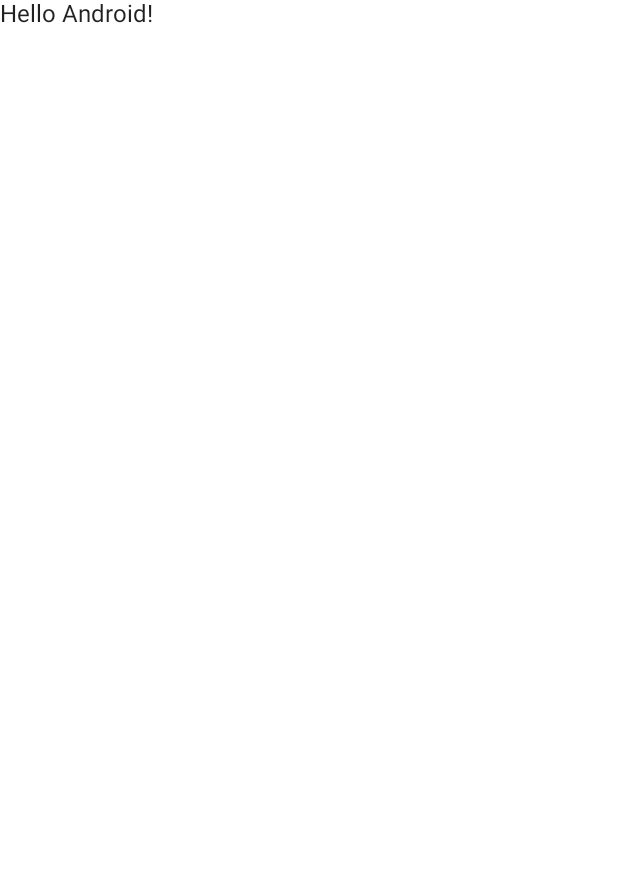
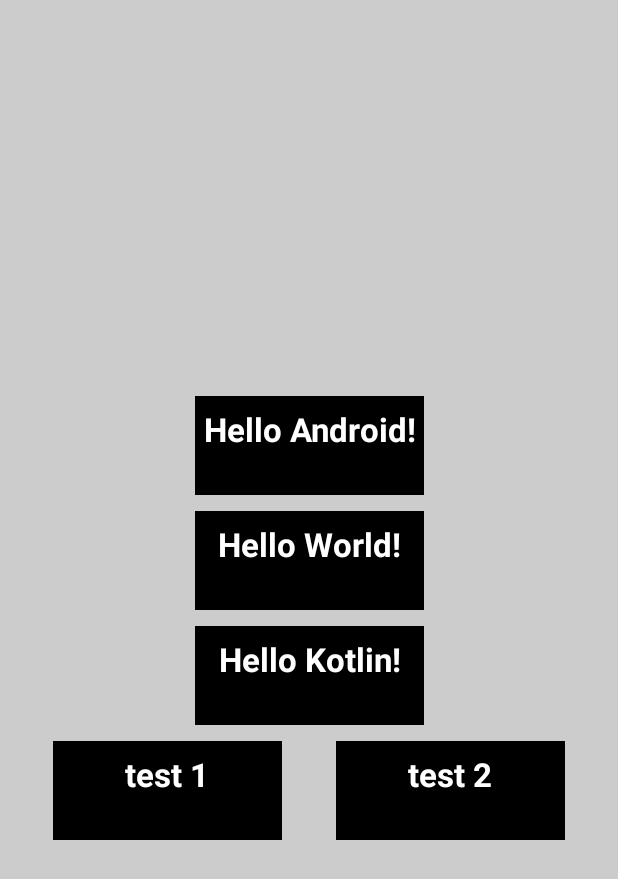
Before and after one commit to cgtyinyrt/ComposeIntro, an Android app built with Jetpack Compose: the screen it shows after launch (MainActivity), on a phone screen of 412 x 824 dp. Before the commit the part shown is almost empty. Shown: the top 879 px of the screen. Run offline under Robolectric (Android 15) with nearby library versions, the phone set to English and light mode, and no system bars.

Commit message:
MainActivity.kt update.

```diff
--- a/app/src/main/java/com/example/composeintro/MainActivity.kt
+++ b/app/src/main/java/com/example/composeintro/MainActivity.kt
@@ -3,41 +3,76 @@ package com.example.composeintro
 import android.os.Bundle
 import androidx.activity.ComponentActivity
 import androidx.activity.compose.setContent
-import androidx.compose.foundation.layout.fillMaxSize
-import androidx.compose.material.MaterialTheme
-import androidx.compose.material.Surface
+import androidx.compose.foundation.background
+import androidx.compose.foundation.clickable
+import androidx.compose.foundation.layout.*
 import androidx.compose.material.Text
 import androidx.compose.runtime.Composable
+import androidx.compose.ui.Alignment
 import androidx.compose.ui.Modifier
+import androidx.compose.ui.graphics.Color
+import androidx.compose.ui.text.font.FontWeight
+import androidx.compose.ui.text.style.TextAlign
 import androidx.compose.ui.tooling.preview.Preview
-import com.example.composeintro.ui.theme.ComposeIntroTheme
+import androidx.compose.ui.unit.dp
+import androidx.compose.ui.unit.sp
 
 class MainActivity : ComponentActivity() {
     override fun onCreate(savedInstanceState: Bundle?) {
         super.onCreate(savedInstanceState)
         setContent {
-            ComposeIntroTheme {
-                // A surface container using the 'background' color from the theme
-                Surface(
-                    modifier = Modifier.fillMaxSize(),
-                    color = MaterialTheme.colors.background
-                ) {
-                    Greeting("Android")
-                }
-            }
+            MainScreen()
         }
     }
 }
 
 @Composable
-fun Greeting(name: String) {
-    Text(text = "Hello $name!")
+fun MainScreen() {
+    // Column, Row, Box
+    Column(
+        modifier = Modifier
+            .fillMaxSize()
+            .background(Color.LightGray),
+        verticalArrangement = Arrangement.Center,
+        horizontalAlignment = Alignment.CenterHorizontally
+    ) {
+        CustomText(text = "Hello Android!")
+        Spacer(modifier = Modifier.padding(5.dp))
+        CustomText(text = "Hello World!")
+        Spacer(modifier = Modifier.padding(5.dp))
+        CustomText(text = "Hello Kotlin!")
+        Spacer(modifier = Modifier.padding(5.dp))
+
+        Row(
+            modifier = Modifier.fillMaxWidth(),
+            horizontalArrangement = Arrangement.SpaceEvenly
+        ) {
+            CustomText(text = "test 1")
+            CustomText(text = "test 2")
+        }
+    }
+}
+
+@Composable
+fun CustomText(text: String) {
+    Text(modifier = Modifier
+        .clickable {
+            println("clicked.")
+        }
+        .background(color = Color.Black)
+        .padding(top = 10.dp, start = 1.dp, end = 1.dp, bottom = 30.dp)
+        //.fillMaxSize(0.5f)
+        .width(150.dp),
+        text = text,
+        color = Color.White,
+        fontSize = 22.sp,
+        fontWeight = FontWeight.Bold,
+        textAlign = TextAlign.Center
+    )
 }
 
 @Preview(showBackground = true)
 @Composable
 fun DefaultPreview() {
-    ComposeIntroTheme {
-        Greeting("Android")
-    }
+    MainScreen()
 }
```
